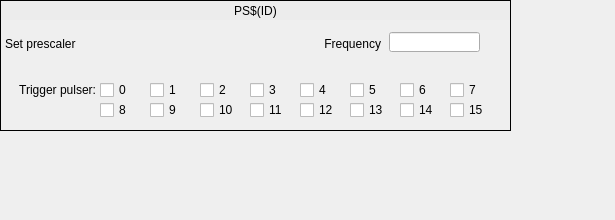
This is ui/EVR/G_EVR_prescaler-withPulserTrigger.ui in paulscherrerinstitute/mrfioc2 as Qt 5 draws it before an edit. The edited form follows.
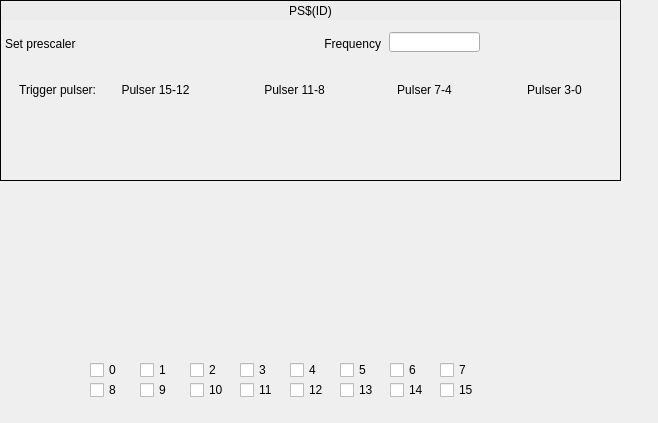
This is the edited form. Custom widgets are drawn as their Qt base class.

Commit message: [COSYLAB-265] Firmware 200 GUI: changed controls for pulser triggering from DBus and prescalers

Patch:
```diff
--- a/ui/EVR/G_EVR_prescaler-withPulserTrigger.ui
+++ b/ui/EVR/G_EVR_prescaler-withPulserTrigger.ui
@@ -6,8 +6,8 @@
    <rect>
     <x>0</x>
     <y>0</y>
-    <width>615</width>
-    <height>220</height>
+    <width>658</width>
+    <height>423</height>
    </rect>
   </property>
   <property name="windowTitle">
@@ -18,8 +18,8 @@
     <rect>
      <x>0</x>
      <y>0</y>
-     <width>511</width>
-     <height>131</height>
+     <width>621</width>
+     <height>181</height>
     </rect>
    </property>
    <property name="frameShape">
@@ -59,7 +59,7 @@
      <rect>
       <x>1</x>
       <y>1</y>
-      <width>509</width>
+      <width>619</width>
       <height>19</height>
      </rect>
     </property>
@@ -131,262 +131,342 @@
      <set>Qt::AlignRight|Qt::AlignTrailing|Qt::AlignVCenter</set>
     </property>
    </widget>
-   <widget class="caToggleButton" name="catogglebutton_2">
+   <widget class="QLabel" name="label_7">
     <property name="geometry">
      <rect>
-      <x>100</x>
+      <x>110</x>
       <y>80</y>
-      <width>51</width>
+      <width>91</width>
       <height>20</height>
      </rect>
     </property>
     <property name="text">
-     <string>0</string>
+     <string>Pulser 15-12</string>
     </property>
-    <property name="channel" stdset="0">
-     <string notr="true">$(EVR):PS$(ID)-PulserMap-SP.B0</string>
+    <property name="alignment">
+     <set>Qt::AlignCenter</set>
     </property>
    </widget>
-   <widget class="caToggleButton" name="catogglebutton_3">
+   <widget class="QLabel" name="label_3">
     <property name="geometry">
      <rect>
-      <x>150</x>
+      <x>379</x>
       <y>80</y>
-      <width>51</width>
+      <width>91</width>
       <height>20</height>
      </rect>
     </property>
     <property name="text">
-     <string>1</string>
+     <string>Pulser 7-4</string>
     </property>
-    <property name="channel" stdset="0">
-     <string notr="true">$(EVR):PS$(ID)-PulserMap-SP.B1</string>
+    <property name="alignment">
+     <set>Qt::AlignCenter</set>
     </property>
    </widget>
-   <widget class="caToggleButton" name="catogglebutton_4">
+   <widget class="caInclude" name="cainclude">
     <property name="geometry">
      <rect>
-      <x>200</x>
-      <y>80</y>
-      <width>51</width>
-      <height>20</height>
+      <x>99</x>
+      <y>100</y>
+      <width>511</width>
+      <height>71</height>
      </rect>
     </property>
-    <property name="text">
-     <string>2</string>
+    <property name="macro">
+     <string notr="true">CHAN=$(EVR):PS$(ID)-PulserMap-,SP=SP,RB=RB</string>
     </property>
     <property name="channel" stdset="0">
      <string notr="true">$(EVR):PS$(ID)-PulserMap-SP.B2</string>
     </property>
    </widget>
-   <widget class="caToggleButton" name="catogglebutton_5">
+   <widget class="QLabel" name="label_4">
     <property name="geometry">
      <rect>
-      <x>250</x>
+      <x>509</x>
       <y>80</y>
-      <width>51</width>
+      <width>91</width>
       <height>20</height>
      </rect>
     </property>
     <property name="text">
-     <string>3</string>
+     <string>Pulser 3-0</string>
     </property>
-    <property name="channel" stdset="0">
-     <string notr="true">$(EVR):PS$(ID)-PulserMap-SP.B3</string>
+    <property name="alignment">
+     <set>Qt::AlignCenter</set>
     </property>
    </widget>
-   <widget class="caToggleButton" name="catogglebutton_6">
+   <widget class="QLabel" name="label_6">
     <property name="geometry">
      <rect>
-      <x>300</x>
+      <x>249</x>
       <y>80</y>
-      <width>51</width>
+      <width>91</width>
       <height>20</height>
      </rect>
     </property>
     <property name="text">
-     <string>4</string>
+     <string>Pulser 11-8</string>
     </property>
-    <property name="channel" stdset="0">
-     <string notr="true">$(EVR):PS$(ID)-PulserMap-SP.B4</string>
+    <property name="alignment">
+     <set>Qt::AlignCenter</set>
     </property>
    </widget>
-   <widget class="caToggleButton" name="catogglebutton_7">
-    <property name="geometry">
-     <rect>
-      <x>350</x>
-      <y>80</y>
-      <width>51</width>
-      <height>20</height>
-     </rect>
-    </property>
-    <property name="text">
-     <string>5</string>
-    </property>
-    <property name="channel" stdset="0">
-     <string notr="true">$(EVR):PS$(ID)-PulserMap-SP.B5</string>
-    </property>
-   </widget>
-   <widget class="caToggleButton" name="catogglebutton_8">
-    <property name="geometry">
-     <rect>
-      <x>400</x>
-      <y>80</y>
-      <width>51</width>
-      <height>20</height>
-     </rect>
-    </property>
-    <property name="text">
-     <string>6</string>
-    </property>
-    <property name="channel" stdset="0">
-     <string notr="true">$(EVR):PS$(ID)-PulserMap-SP.B6</string>
-    </property>
-   </widget>
-   <widget class="caToggleButton" name="catogglebutton_9">
-    <property name="geometry">
-     <rect>
-      <x>450</x>
-      <y>80</y>
-      <width>51</width>
-      <height>20</height>
-     </rect>
-    </property>
-    <property name="text">
-     <string>7</string>
-    </property>
-    <property name="channel" stdset="0">
-     <string notr="true">$(EVR):PS$(ID)-PulserMap-SP.B7</string>
-    </property>
-   </widget>
-   <widget class="caToggleButton" name="catogglebutton_10">
-    <property name="geometry">
-     <rect>
-      <x>100</x>
-      <y>100</y>
-      <width>51</width>
-      <height>20</height>
-     </rect>
-    </property>
-    <property name="text">
-     <string>8</string>
-    </property>
-    <property name="channel" stdset="0">
-     <string notr="true">$(EVR):PS$(ID)-PulserMap-SP.B8</string>
-    </property>
-   </widget>
-   <widget class="caToggleButton" name="catogglebutton_11">
-    <property name="geometry">
-     <rect>
-      <x>150</x>
-      <y>100</y>
-      <width>51</width>
-      <height>20</height>
-     </rect>
-    </property>
-    <property name="text">
-     <string>9</string>
-    </property>
-    <property name="channel" stdset="0">
-     <string notr="true">$(EVR):PS$(ID)-PulserMap-SP.B9</string>
-    </property>
-   </widget>
-   <widget class="caToggleButton" name="catogglebutton_12">
-    <property name="geometry">
-     <rect>
-      <x>200</x>
-      <y>100</y>
-      <width>51</width>
-      <height>20</height>
-     </rect>
-    </property>
-    <property name="text">
-     <string>10</string>
-    </property>
-    <property name="channel" stdset="0">
-     <string notr="true">$(EVR):PS$(ID)-PulserMap-SP.BA</string>
-    </property>
-   </widget>
-   <widget class="caToggleButton" name="catogglebutton_13">
-    <property name="geometry">
-     <rect>
-      <x>250</x>
-      <y>100</y>
-      <width>51</width>
-      <height>20</height>
-     </rect>
-    </property>
-    <property name="text">
-     <string>11</string>
-    </property>
-    <property name="channel" stdset="0">
-     <string notr="true">$(EVR):PS$(ID)-PulserMap-SP.BB</string>
-    </property>
-   </widget>
-   <widget class="caToggleButton" name="catogglebutton_14">
-    <property name="geometry">
-     <rect>
-      <x>300</x>
-      <y>100</y>
-      <width>51</width>
-      <height>20</height>
-     </rect>
-    </property>
-    <property name="text">
-     <string>12</string>
-    </property>
-    <property name="channel" stdset="0">
-     <string notr="true">$(EVR):PS$(ID)-PulserMap-SP.BC</string>
-    </property>
-   </widget>
-   <widget class="caToggleButton" name="catogglebutton_15">
-    <property name="geometry">
-     <rect>
-      <x>350</x>
-      <y>100</y>
-      <width>51</width>
-      <height>20</height>
-     </rect>
-    </property>
-    <property name="text">
-     <string>13</string>
-    </property>
-    <property name="channel" stdset="0">
-     <string notr="true">$(EVR):PS$(ID)-PulserMap-SP.BD</string>
-    </property>
-   </widget>
-   <widget class="caToggleButton" name="catogglebutton_16">
-    <property name="geometry">
-     <rect>
-      <x>400</x>
-      <y>100</y>
-      <width>51</width>
-      <height>20</height>
-     </rect>
-    </property>
-    <property name="text">
-     <string>14</string>
-    </property>
-    <property name="channel" stdset="0">
-     <string notr="true">$(EVR):PS$(ID)-PulserMap-SP.BE</string>
-    </property>
-   </widget>
-   <widget class="caToggleButton" name="catogglebutton_17">
-    <property name="geometry">
-     <rect>
-      <x>450</x>
-      <y>100</y>
-      <width>51</width>
-      <height>20</height>
-     </rect>
-    </property>
-    <property name="text">
-     <string>15</string>
-    </property>
-    <property name="channel" stdset="0">
-     <string notr="true">$(EVR):PS$(ID)-PulserMap-SP.BF</string>
-    </property>
-   </widget>
+  </widget>
+  <widget class="caToggleButton" name="catogglebutton_8">
+   <property name="geometry">
+    <rect>
+     <x>390</x>
+     <y>360</y>
+     <width>51</width>
+     <height>20</height>
+    </rect>
+   </property>
+   <property name="text">
+    <string>6</string>
+   </property>
+   <property name="channel" stdset="0">
+    <string notr="true">$(EVR):PS$(ID)-PulserMap-SP.B6</string>
+   </property>
+  </widget>
+  <widget class="caToggleButton" name="catogglebutton_16">
+   <property name="geometry">
+    <rect>
+     <x>390</x>
+     <y>380</y>
+     <width>51</width>
+     <height>20</height>
+    </rect>
+   </property>
+   <property name="text">
+    <string>14</string>
+   </property>
+   <property name="channel" stdset="0">
+    <string notr="true">$(EVR):PS$(ID)-PulserMap-SP.BE</string>
+   </property>
+  </widget>
+  <widget class="caToggleButton" name="catogglebutton_14">
+   <property name="geometry">
+    <rect>
+     <x>290</x>
+     <y>380</y>
+     <width>51</width>
+     <height>20</height>
+    </rect>
+   </property>
+   <property name="text">
+    <string>12</string>
+   </property>
+   <property name="channel" stdset="0">
+    <string notr="true">$(EVR):PS$(ID)-PulserMap-SP.BC</string>
+   </property>
+  </widget>
+  <widget class="caToggleButton" name="catogglebutton_7">
+   <property name="geometry">
+    <rect>
+     <x>340</x>
+     <y>360</y>
+     <width>51</width>
+     <height>20</height>
+    </rect>
+   </property>
+   <property name="text">
+    <string>5</string>
+   </property>
+   <property name="channel" stdset="0">
+    <string notr="true">$(EVR):PS$(ID)-PulserMap-SP.B5</string>
+   </property>
+  </widget>
+  <widget class="caToggleButton" name="catogglebutton_13">
+   <property name="geometry">
+    <rect>
+     <x>240</x>
+     <y>380</y>
+     <width>51</width>
+     <height>20</height>
+    </rect>
+   </property>
+   <property name="text">
+    <string>11</string>
+   </property>
+   <property name="channel" stdset="0">
+    <string notr="true">$(EVR):PS$(ID)-PulserMap-SP.BB</string>
+   </property>
+  </widget>
+  <widget class="caToggleButton" name="catogglebutton_2">
+   <property name="geometry">
+    <rect>
+     <x>90</x>
+     <y>360</y>
+     <width>51</width>
+     <height>20</height>
+    </rect>
+   </property>
+   <property name="text">
+    <string>0</string>
+   </property>
+   <property name="channel" stdset="0">
+    <string notr="true">$(EVR):PS$(ID)-PulserMap-SP.B0</string>
+   </property>
+  </widget>
+  <widget class="caToggleButton" name="catogglebutton_3">
+   <property name="geometry">
+    <rect>
+     <x>140</x>
+     <y>360</y>
+     <width>51</width>
+     <height>20</height>
+    </rect>
+   </property>
+   <property name="text">
+    <string>1</string>
+   </property>
+   <property name="channel" stdset="0">
+    <string notr="true">$(EVR):PS$(ID)-PulserMap-SP.B1</string>
+   </property>
+  </widget>
+  <widget class="caToggleButton" name="catogglebutton_9">
+   <property name="geometry">
+    <rect>
+     <x>440</x>
+     <y>360</y>
+     <width>51</width>
+     <height>20</height>
+    </rect>
+   </property>
+   <property name="text">
+    <string>7</string>
+   </property>
+   <property name="channel" stdset="0">
+    <string notr="true">$(EVR):PS$(ID)-PulserMap-SP.B7</string>
+   </property>
+  </widget>
+  <widget class="caToggleButton" name="catogglebutton_17">
+   <property name="geometry">
+    <rect>
+     <x>440</x>
+     <y>380</y>
+     <width>51</width>
+     <height>20</height>
+    </rect>
+   </property>
+   <property name="text">
+    <string>15</string>
+   </property>
+   <property name="channel" stdset="0">
+    <string notr="true">$(EVR):PS$(ID)-PulserMap-SP.BF</string>
+   </property>
+  </widget>
+  <widget class="caToggleButton" name="catogglebutton_12">
+   <property name="geometry">
+    <rect>
+     <x>190</x>
+     <y>380</y>
+     <width>51</width>
+     <height>20</height>
+    </rect>
+   </property>
+   <property name="text">
+    <string>10</string>
+   </property>
+   <property name="channel" stdset="0">
+    <string notr="true">$(EVR):PS$(ID)-PulserMap-SP.BA</string>
+   </property>
+  </widget>
+  <widget class="caToggleButton" name="catogglebutton_4">
+   <property name="geometry">
+    <rect>
+     <x>190</x>
+     <y>360</y>
+     <width>51</width>
+     <height>20</height>
+    </rect>
+   </property>
+   <property name="text">
+    <string>2</string>
+   </property>
+   <property name="channel" stdset="0">
+    <string notr="true">$(EVR):PS$(ID)-PulserMap-SP.B2</string>
+   </property>
+  </widget>
+  <widget class="caToggleButton" name="catogglebutton_15">
+   <property name="geometry">
+    <rect>
+     <x>340</x>
+     <y>380</y>
+     <width>51</width>
+     <height>20</height>
+    </rect>
+   </property>
+   <property name="text">
+    <string>13</string>
+   </property>
+   <property name="channel" stdset="0">
+    <string notr="true">$(EVR):PS$(ID)-PulserMap-SP.BD</string>
+   </property>
+  </widget>
+  <widget class="caToggleButton" name="catogglebutton_6">
+   <property name="geometry">
+    <rect>
+     <x>290</x>
+     <y>360</y>
+     <width>51</width>
+     <height>20</height>
+    </rect>
+   </property>
+   <property name="text">
+    <string>4</string>
+   </property>
+   <property name="channel" stdset="0">
+    <string notr="true">$(EVR):PS$(ID)-PulserMap-SP.B4</string>
+   </property>
+  </widget>
+  <widget class="caToggleButton" name="catogglebutton_10">
+   <property name="geometry">
+    <rect>
+     <x>90</x>
+     <y>380</y>
+     <width>51</width>
+     <height>20</height>
+    </rect>
+   </property>
+   <property name="text">
+    <string>8</string>
+   </property>
+   <property name="channel" stdset="0">
+    <string notr="true">$(EVR):PS$(ID)-PulserMap-SP.B8</string>
+   </property>
+  </widget>
+  <widget class="caToggleButton" name="catogglebutton_5">
+   <property name="geometry">
+    <rect>
+     <x>240</x>
+     <y>360</y>
+     <width>51</width>
+     <height>20</height>
+    </rect>
+   </property>
+   <property name="text">
+    <string>3</string>
+   </property>
+   <property name="channel" stdset="0">
+    <string notr="true">$(EVR):PS$(ID)-PulserMap-SP.B3</string>
+   </property>
+  </widget>
+  <widget class="caToggleButton" name="catogglebutton_11">
+   <property name="geometry">
+    <rect>
+     <x>140</x>
+     <y>380</y>
+     <width>51</width>
+     <height>20</height>
+    </rect>
+   </property>
+   <property name="text">
+    <string>9</string>
+   </property>
+   <property name="channel" stdset="0">
+    <string notr="true">$(EVR):PS$(ID)-PulserMap-SP.B9</string>
+   </property>
   </widget>
  </widget>
  <customwidgets>
@@ -411,6 +491,11 @@
    <extends>QLabel</extends>
    <header>caLabel</header>
   </customwidget>
+  <customwidget>
+   <class>caInclude</class>
+   <extends>QWidget</extends>
+   <header>caInclude</header>
+  </customwidget>
   <customwidget>
    <class>caLineEdit</class>
    <extends>QLineEdit</extends>
```
Left out of the diff: 4 changed lines with no effect on the pictures. The commit also changes 7 other files.
